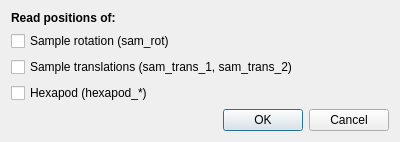
This is custom/kws1/lib/gui/sampleconf_readpos.ui in mlz-ictrl/nicos as Qt 5 draws it before an edit. The edited form follows.
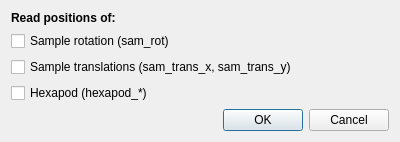
This is the edited form.

Commit message: KWS1: rename sam_trans_{1,2} to sam_trans_{x,y}

```diff
--- a/custom/kws1/lib/gui/sampleconf_readpos.ui
+++ b/custom/kws1/lib/gui/sampleconf_readpos.ui
@@ -43,7 +43,7 @@
    <item>
     <widget class="QCheckBox" name="transBox">
      <property name="text">
-      <string>Sample translations (sam_trans_1, sam_trans_2)</string>
+      <string>Sample translations (sam_trans_x, sam_trans_y)</string>
      </property>
     </widget>
    </item>
```
The commit also changes 6 other files.
